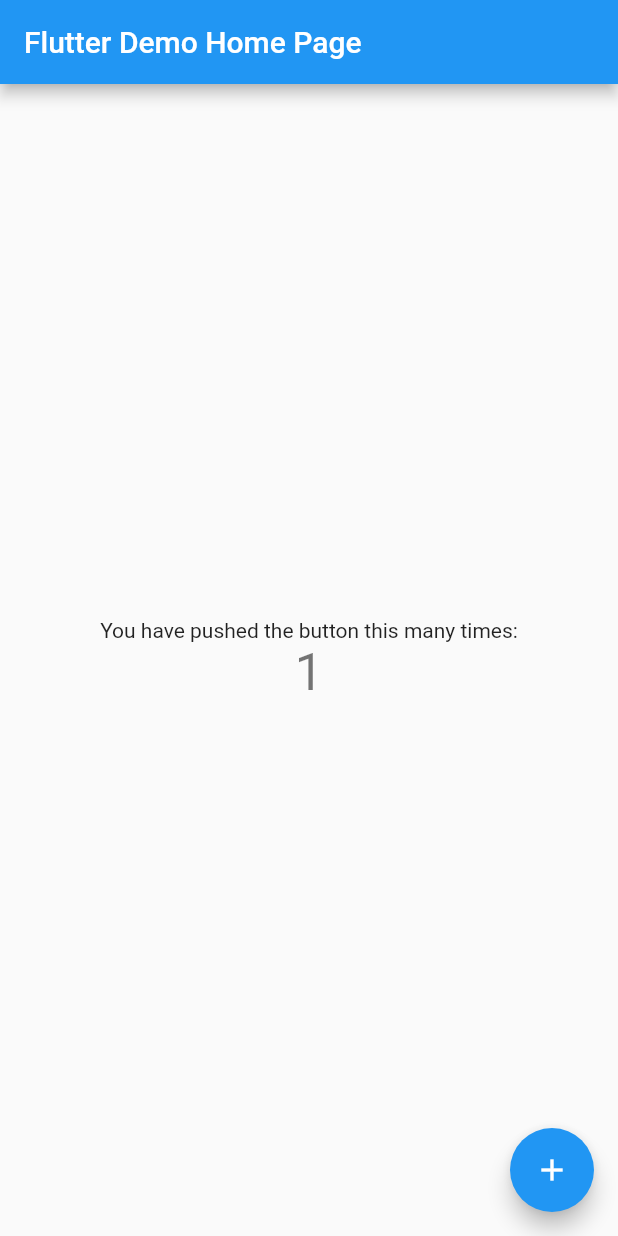
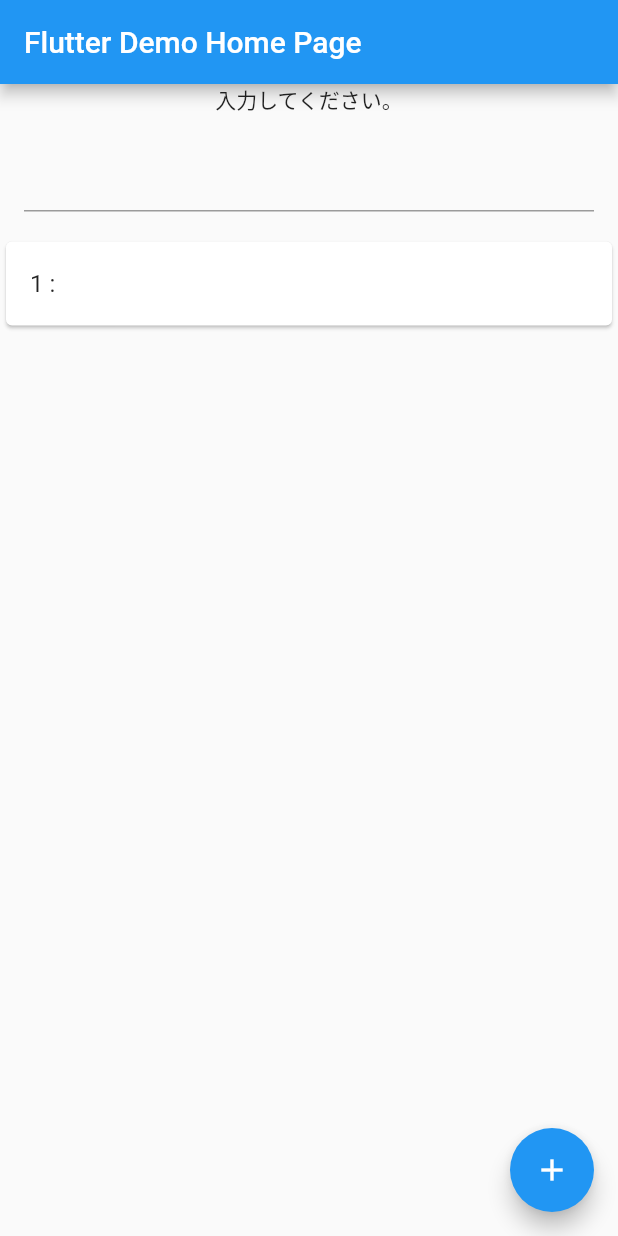
Before and after one commit to ssk0206/nanoFreaks_c_001, a Flutter app: the screen it shows after launch, after a tap on the "add" icon, on a phone screen of 412 x 824 dp. Run offline on Flutter 3.47's test engine with Material 2 defaults, Android fonts, the phone set to English and light mode, and no system bars.

Commit message:
メモアプリ作成

```diff
--- a/lib/main.dart
+++ b/lib/main.dart
@@ -27,11 +27,25 @@ class MyHomePage extends StatefulWidget {
 
 class _MyHomePageState extends State<MyHomePage> {
   int _counter = 0;
+  // テキストフィールドを管理するコントローラを作成(入力内容の取得用)
+  final textController = TextEditingController();
 
-  void _incrementCounter() {
+   // 入力データ格納用のリスト
+  List<Map<String, dynamic>> items = [];
+
+  //　追加ボタンが押されたときの処理（リストにIDと入力データを新規追加）
+  void _addItem(String inputText) {
     setState(() {
       _counter++;
+      items.add({ "id": _counter, "content": inputText});
     });
+  }
+
+  @override
+  // widgetの破棄時にコントローラも破棄
+  void dispose() {
+    textController.dispose();
+    super.dispose();
   }
 
   @override
@@ -45,18 +59,41 @@ class _MyHomePageState extends State<MyHomePage> {
           mainAxisAlignment: MainAxisAlignment.center,
           children: <Widget>[
             Text(
-              'You have pushed the button this many times:',
+              '入力してください。',
             ),
-            Text(
-              '$_counter',
-              style: Theme.of(context).textTheme.display1,
+            Padding(
+              padding: const EdgeInsets.all(16.0),
+              child: TextField(
+                controller: textController,
+              ),
             ),
+            Expanded(
+              child:ListView.builder(
+                scrollDirection: Axis.vertical,
+                shrinkWrap: true,
+                itemCount: items.length,
+                itemBuilder: (BuildContext context, int index) {
+                  final item = items[index];
+                  // 新しいカードを作成して返す
+                  return new Card(
+                    child: ListTile(
+                      title: Text(item["id"].toString() + " : " + item["content"]),
+                    ),
+                  );
+                }),
+            )
           ],
         ),
       ),
       floatingActionButton: FloatingActionButton(
-        onPressed: _incrementCounter,
-        tooltip: 'Increment',
+        // ボタンが押された時の動作
+        onPressed: () {
+          //テキストフィールドの内容を取得し、アイテムリストに追加
+          _addItem(textController.text);
+
+          // テキストフィールドの内容をクリア
+          textController.clear();
+        },
         child: Icon(Icons.add),
       ),
     );
```
